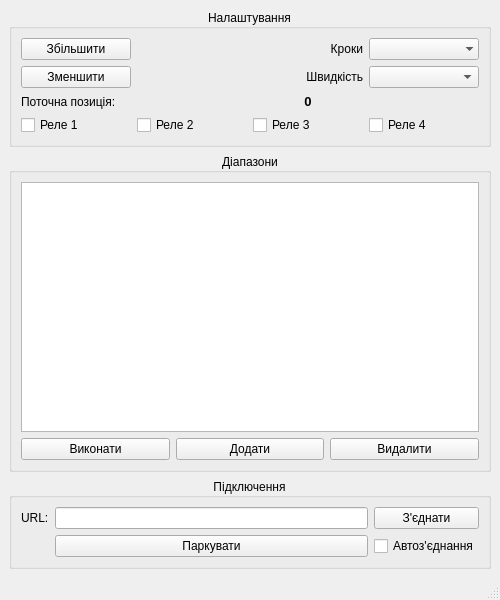
Qt form ui.ui (neurotoxin78/MagLoop_Controller) before a commit.
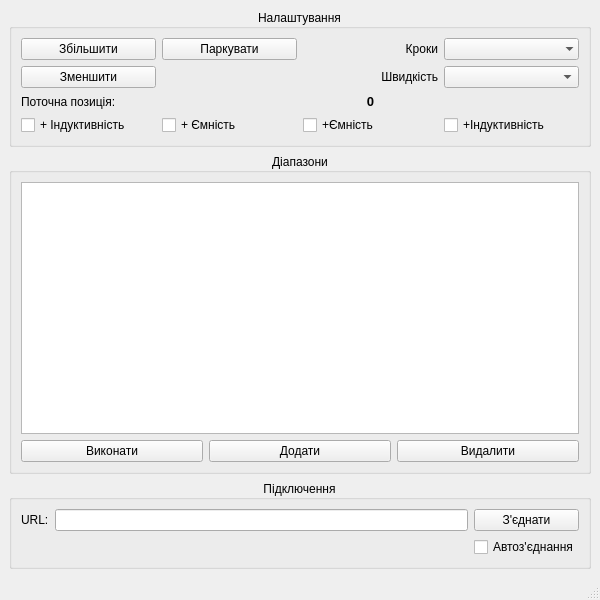
The same form after that commit.

What changed in the file:
```diff
--- a/ui.ui
+++ b/ui.ui
@@ -6,19 +6,19 @@
    <rect>
     <x>0</x>
     <y>0</y>
-    <width>500</width>
+    <width>600</width>
     <height>600</height>
    </rect>
   </property>
   <property name="minimumSize">
    <size>
-    <width>500</width>
+    <width>600</width>
     <height>600</height>
    </size>
   </property>
   <property name="maximumSize">
    <size>
-    <width>500</width>
+    <width>600</width>
     <height>600</height>
    </size>
   </property>
@@ -99,14 +99,14 @@
        <item row="6" column="2">
         <widget class="QCheckBox" name="relay3checkBox">
          <property name="text">
-          <string>Реле 3</string>
+          <string>+Ємність</string>
          </property>
         </widget>
        </item>
        <item row="6" column="3">
         <widget class="QCheckBox" name="relay4checkBox">
          <property name="text">
-          <string>Реле 4</string>
+          <string>+Індуктивність</string>
          </property>
         </widget>
        </item>
@@ -136,14 +136,21 @@
        <item row="6" column="1">
         <widget class="QCheckBox" name="relay2checkBox">
          <property name="text">
-          <string>Реле 2</string>
+          <string>+ Ємність</string>
          </property>
         </widget>
        </item>
        <item row="6" column="0">
         <widget class="QCheckBox" name="relay1checkBox">
          <property name="text">
-          <string>Реле 1</string>
+          <string>+ Індуктивність</string>
+         </property>
+        </widget>
+       </item>
+       <item row="0" column="1">
+        <widget class="QPushButton" name="parkButton">
+         <property name="text">
+          <string>Паркувати</string>
          </property>
         </widget>
        </item>
@@ -223,13 +230,6 @@
          </property>
         </widget>
        </item>
-       <item row="2" column="1">
-        <widget class="QPushButton" name="parkButton">
-         <property name="text">
-          <string>Паркувати</string>
-         </property>
-        </widget>
-       </item>
       </layout>
      </widget>
     </item>
```
